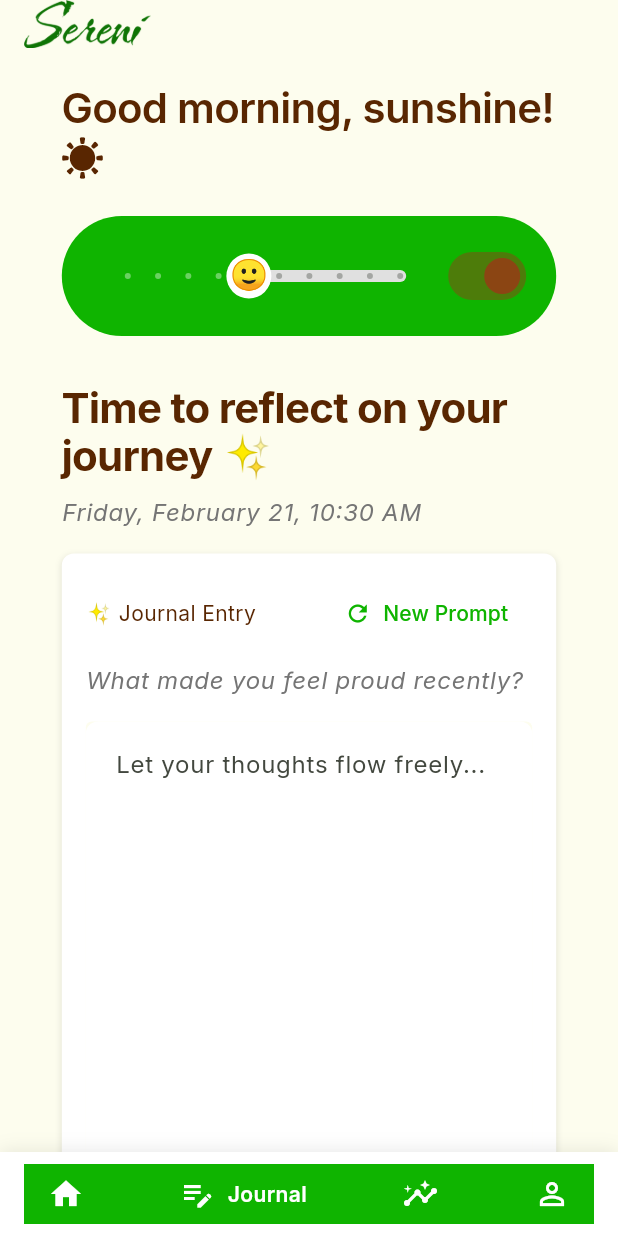
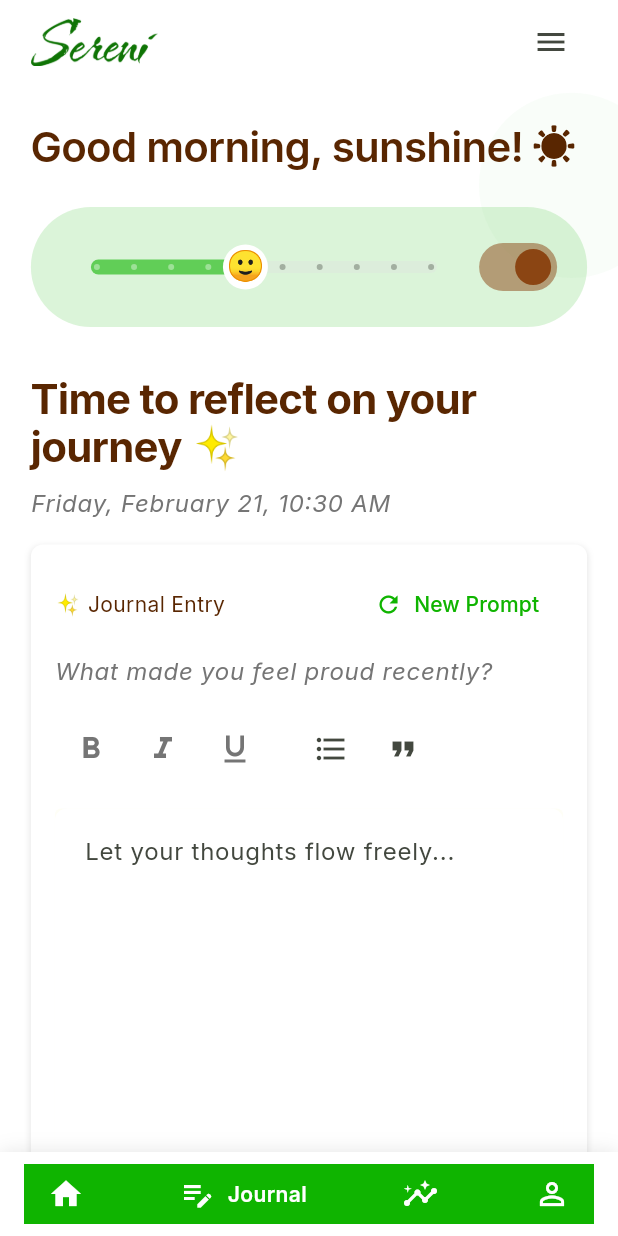
Before and after one commit to Dycoh/sereni_app, a Flutter app: the JournalScreen screen opened by its route, on a phone screen of 412 x 824 dp. Run offline on Flutter 3.47's test engine with Material 3 defaults, Android fonts, the light colour scheme and no system bars; drawn by our look-alikes of google_nav_bar; our stand-ins replace cloud_firestore, easy_localization, equatable, firebase_auth, firebase_core, flutter_bloc and 9 more; accounts and stored records are empty.

Commit message:
implemented text editor in journal

```diff
--- a/lib/presentation/screens/journal_screen.dart
+++ b/lib/presentation/screens/journal_screen.dart
@@ -2,10 +2,9 @@ import 'package:flutter/material.dart';
 import 'package:intl/intl.dart';
 import '../../app/theme/theme.dart';
 import '../widgets/navigation_widget.dart';
+import '../widgets/background_decorator_widget.dart';
 import '../../app/routes.dart';
- // Add this import for the correct TextDirection
 import 'dart:ui' as ui;
-
 
 class JournalScreen extends StatefulWidget {
   const JournalScreen({super.key});
@@ -19,8 +18,10 @@ class _JournalScreenState extends State<JournalScreen> {
   double _moodValue = 5.0;
   bool _isSubmitting = false;
   bool _isAutoAnalyzing = true;
+  bool _isBold = false;
+  bool _isItalic = false;
+  bool _isUnderline = false;
 
-  // Mood emojis from negative to positive
   final List<String> _moodEmojis = [
     '😢', '😔', '😕', '😐', '🙂', '😊', '😄', '🥳', '⭐', '✨',
   ];
@@ -59,19 +60,37 @@ class _JournalScreenState extends State<JournalScreen> {
 
   @override
   Widget build(BuildContext context) {
-    return CustomScaffold(
+    final screenWidth = MediaQuery.of(context).size.width;
+    final isDesktop = screenWidth > 600;
+    final horizontalPadding = isDesktop ? screenWidth * 0.1 : screenWidth * 0.05;
+
+    return BackgroundDecorator(
+      child: CustomScaffold(
         currentRoute: RouteManager.journal,
-      backgroundColor: AppTheme.kBackgroundColor,
+        backgroundColor: Colors.transparent,
         appBar: PreferredSize(
           preferredSize: const Size.fromHeight(kToolbarHeight),
           child: SafeArea(
             child: Padding(
-            padding: const EdgeInsets.symmetric(horizontal: 16),
+              padding: EdgeInsets.symmetric(
+                horizontal: horizontalPadding,
+                vertical: 8,
+              ),
               child: Row(
                 children: [
-                Image.asset(
+                  Padding(
+                    padding: const EdgeInsets.only(right: 16.0),
+                    child: Image.asset(
                       'assets/logos/sereni_logo.png',
                       height: 32,
+                    ),
+                  ),
+                  const Spacer(),
+                  IconButton(
+                    icon: const Icon(Icons.menu),
+                    onPressed: () {
+                      Scaffold.of(context).openEndDrawer();
+                    },
                   ),
                 ],
               ),
@@ -82,7 +101,7 @@ class _JournalScreenState extends State<JournalScreen> {
           child: SingleChildScrollView(
             child: Padding(
               padding: EdgeInsets.symmetric(
-              horizontal: MediaQuery.of(context).size.width * 0.1,
+                horizontal: isDesktop ? screenWidth * 0.1 : screenWidth * 0.05,
                 vertical: AppTheme.kSpacing3x,
               ),
               child: Column(
@@ -115,6 +134,7 @@ class _JournalScreenState extends State<JournalScreen> {
             ),
           ),
         ),
+      ),
     );
   }
 
@@ -142,7 +162,7 @@ class _JournalScreenState extends State<JournalScreen> {
     return Container(
       padding: const EdgeInsets.all(AppTheme.kSpacing2x),
       decoration: BoxDecoration(
-        color: AppTheme.kPrimaryGreen.withValues(alpha: 26),
+        color: AppTheme.kPrimaryGreen.withOpacity(0.15),
         borderRadius: BorderRadius.circular(50),
       ),
       child: Column(
@@ -152,9 +172,9 @@ class _JournalScreenState extends State<JournalScreen> {
               Expanded(
                 child: SliderTheme(
                   data: SliderTheme.of(context).copyWith(
-                    activeTrackColor: AppTheme.kPrimaryGreen,
-                    inactiveTrackColor: AppTheme.kGray300,
-                    overlayColor: AppTheme.kPrimaryGreen.withValues(alpha: 26),
+                    activeTrackColor: AppTheme.kPrimaryGreen.withOpacity(0.6),
+                    inactiveTrackColor: AppTheme.kGray300.withOpacity(0.3),
+                    overlayColor: AppTheme.kPrimaryGreen.withOpacity(0.15),
                     trackHeight: 8.0,
                     thumbShape: EmojiSliderThumbShape(
                       emoji: _getMoodEmoji(),
@@ -197,6 +217,56 @@ class _JournalScreenState extends State<JournalScreen> {
     );
   }
 
+  Widget _buildTextEditorControls() {
+    return Container(
+      padding: const EdgeInsets.symmetric(vertical: 8.0),
+      child: Row(
+        children: [
+          IconButton(
+            icon: Icon(
+              Icons.format_bold,
+              color: _isBold ? AppTheme.kPrimaryGreen : AppTheme.kGray600,
+            ),
+            onPressed: () => setState(() => _isBold = !_isBold),
+          ),
+          IconButton(
+            icon: Icon(
+              Icons.format_italic,
+              color: _isItalic ? AppTheme.kPrimaryGreen : AppTheme.kGray600,
+            ),
+            onPressed: () => setState(() => _isItalic = !_isItalic),
+          ),
+          IconButton(
+            icon: Icon(
+              Icons.format_underline,
+              color: _isUnderline ? AppTheme.kPrimaryGreen : AppTheme.kGray600,
+            ),
+            onPressed: () => setState(() => _isUnderline = !_isUnderline),
+          ),
+          const VerticalDivider(width: 16),
+          IconButton(
+            icon: const Icon(Icons.format_list_bulleted),
+            onPressed: () {
+              final text = _journalController.text;
+              final selection = _journalController.selection;
+              final newText = '• ${text.substring(selection.start, selection.end)}\n';
+              _journalController.text = text.replaceRange(selection.start, selection.end, newText);
+            },
+          ),
+          IconButton(
+            icon: const Icon(Icons.format_quote),
+            onPressed: () {
+              final text = _journalController.text;
+              final selection = _journalController.selection;
+              final newText = '> ${text.substring(selection.start, selection.end)}';
+              _journalController.text = text.replaceRange(selection.start, selection.end, newText);
+            },
+          ),
+        ],
+      ),
+    );
+  }
+
   Widget _buildJournalEditor() {
     return Container(
       padding: const EdgeInsets.all(AppTheme.kSpacing2x),
@@ -231,11 +301,13 @@ class _JournalScreenState extends State<JournalScreen> {
               fontStyle: FontStyle.italic,
             ),
           ),
-          const SizedBox(height: AppTheme.kSpacing2x),
+          const SizedBox(height: AppTheme.kSpacing),
+          _buildTextEditorControls(),
+          const SizedBox(height: AppTheme.kSpacing),
           Container(
             height: 300,
             decoration: BoxDecoration(
-              color: AppTheme.kBackgroundColor.withValues(alpha: 128),
+              color: AppTheme.kBackgroundColor.withOpacity(0.5),
               borderRadius: BorderRadius.circular(AppTheme.kRadiusSmall),
             ),
             child: TextField(
@@ -248,7 +320,11 @@ class _JournalScreenState extends State<JournalScreen> {
                 border: InputBorder.none,
                 contentPadding: EdgeInsets.all(AppTheme.kSpacing2x),
               ),
-              style: Theme.of(context).textTheme.bodyLarge,
+              style: Theme.of(context).textTheme.bodyLarge?.copyWith(
+                fontWeight: _isBold ? FontWeight.bold : FontWeight.normal,
+                fontStyle: _isItalic ? FontStyle.italic : FontStyle.normal,
+                decoration: _isUnderline ? TextDecoration.underline : TextDecoration.none,
+              ),
               onChanged: _isAutoAnalyzing ? _analyzeEntryMood : null,
             ),
           ),
@@ -349,6 +425,7 @@ class _JournalScreenState extends State<JournalScreen> {
           SnackBar(
             content: Text('Entry saved! Keep shining ${_getMoodEmoji()}'),
             backgroundColor: AppTheme.kSuccessGreen,
+
           ),
         );
         _journalController.clear();
@@ -382,7 +459,6 @@ class _JournalScreenState extends State<JournalScreen> {
   }
 }
 
-
 class EmojiSliderThumbShape extends SliderComponentShape {
   final String emoji;
 
@@ -393,6 +469,7 @@ class EmojiSliderThumbShape extends SliderComponentShape {
     return const Size(30, 30);
   }
 
+
   @override
   void paint(
     PaintingContext context,
@@ -402,11 +479,11 @@ class EmojiSliderThumbShape extends SliderComponentShape {
     required bool isDiscrete,
     required TextPainter labelPainter,
     required RenderBox parentBox,
+    required Size sizeWithOverflow,
     required SliderThemeData sliderTheme,
     required ui.TextDirection textDirection,
+    required double textScaleFactor,
     required double value,
-    required double textScaleFactor,
-    required Size sizeWithOverflow,
   }) {
     final canvas = context.canvas;
 
```
Lines whose indentation alone changed are shown as unchanged.
